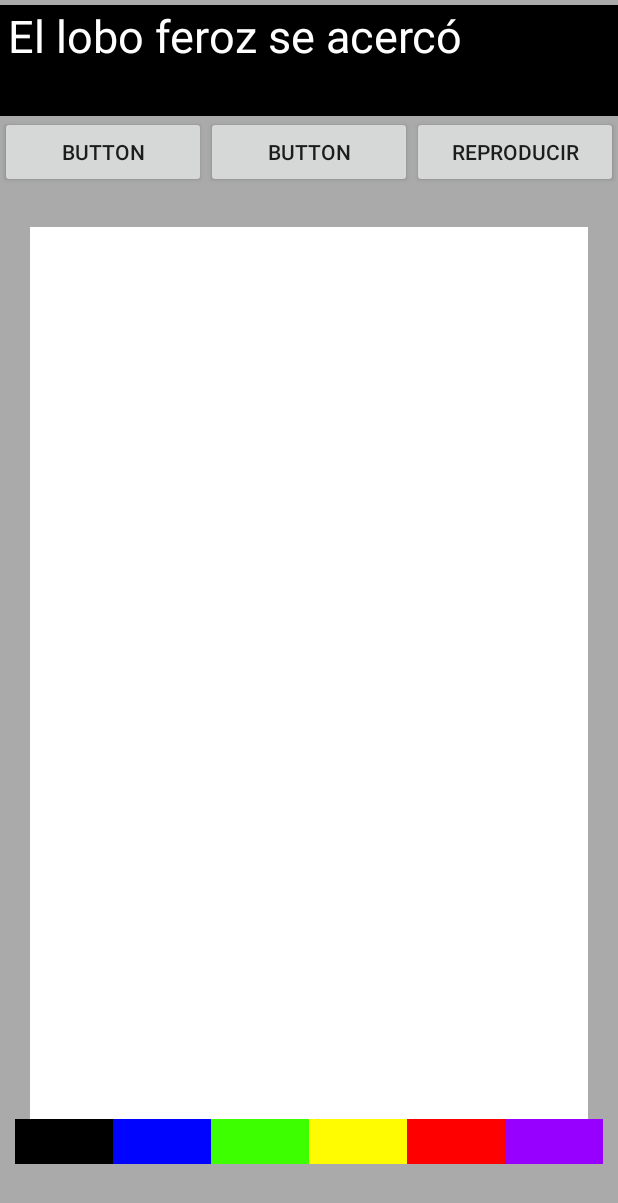
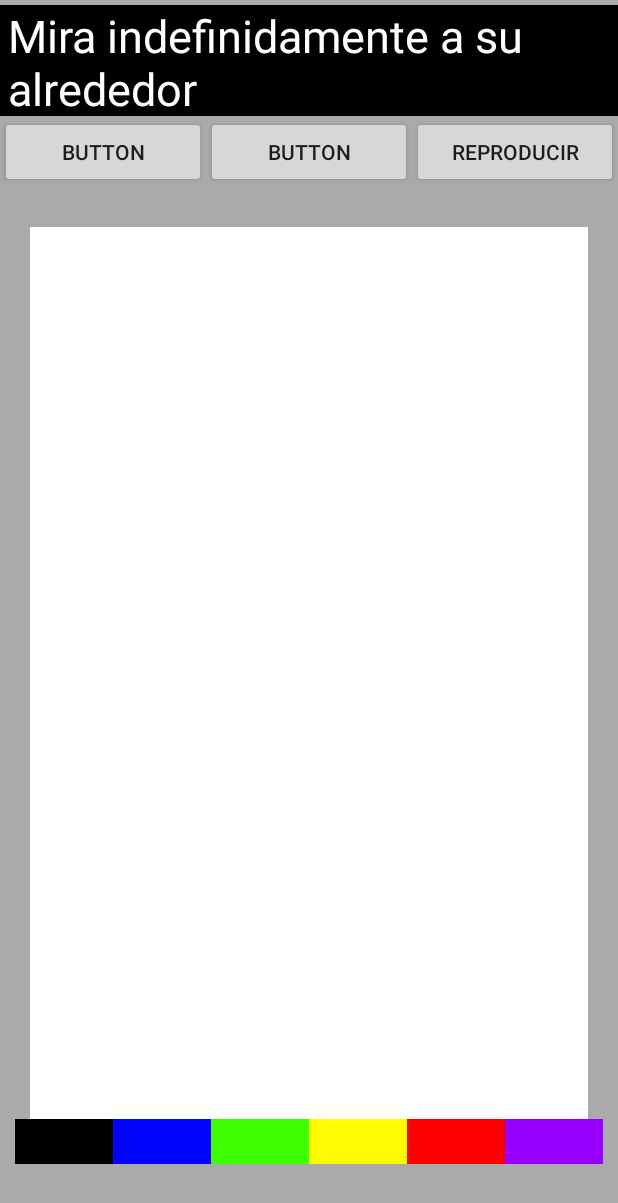
Before and after one commit to Microreget98/Dispositivosmoviles, an Android app: the Inicio screen opened directly, with no data from a screen before it, on a phone screen of 412 x 824 dp. Shown: the top 1203 px of the screen. Run offline under Robolectric (Android 15) with nearby library versions, the phone set to English and light mode, and no system bars.

Commit message:
haciendo cambio

```diff
--- a/AppCuentosContarte/app/src/main/java/com/example/appcuentoscontarte/Inicio.java
+++ b/AppCuentosContarte/app/src/main/java/com/example/appcuentoscontarte/Inicio.java
@@ -7,11 +7,21 @@ import android.view.Menu;
 import android.view.MenuItem;
 import android.view.View;
 import android.widget.Button;
+import android.widget.TextView;
+
+import org.w3c.dom.Text;
 
 public class Inicio extends AppCompatActivity {
 
     MediaPlayer mp;
     Button btnreproducir;
+    TextView tvCuento;
+    private int current_frase;
+
+    private String[] frases;
+    private  String f;
+
+    private String[] audios;
 
     @Override
     public void onBackPressed() {
@@ -30,8 +40,15 @@ public class Inicio extends AppCompatActivity {
         setSupportActionBar(toolbar); */
 
         btnreproducir = (Button)findViewById(R.id.btnreproducir);
+        tvCuento = (TextView) findViewById(R.id.tvCuento);
 
         mp = MediaPlayer.create(this,R.raw.liebretortuga);
+
+        current_frase=0;
+
+        frases = getResources().getStringArray(R.array.cuento1);
+        f = frases[current_frase];
+        tvCuento.setText(f);
 
         btnreproducir.setOnClickListener(new View.OnClickListener() {
             @Override
--- a/AppCuentosContarte/app/src/main/res/layout/activity_inicio.xml
+++ b/AppCuentosContarte/app/src/main/res/layout/activity_inicio.xml
@@ -18,7 +18,7 @@
         android:background="@android:color/black">
 
         <TextView
-            android:id="@+id/textView"
+            android:id="@+id/tvCuento"
             android:layout_width="wrap_content"
             android:layout_height="match_parent"
             android:layout_weight="1"
--- a/AppCuentosContarte/app/src/main/res/values/cuento.xml
+++ b/AppCuentosContarte/app/src/main/res/values/cuento.xml
@@ -1,2 +1,10 @@
 <?xml version="1.0" encoding="utf-8"?>
-<resources></resources>
+<resources>
+
+    <array name="cuento1">
+        <item>Mira indefinidamente a su alrededor</item>
+        <item>Sigue con la vista objetos sin que escapar de su campo visual</item>
+        <item>Explora con sus manos y boca</item>
+    </array>
+
+</resources>
```
